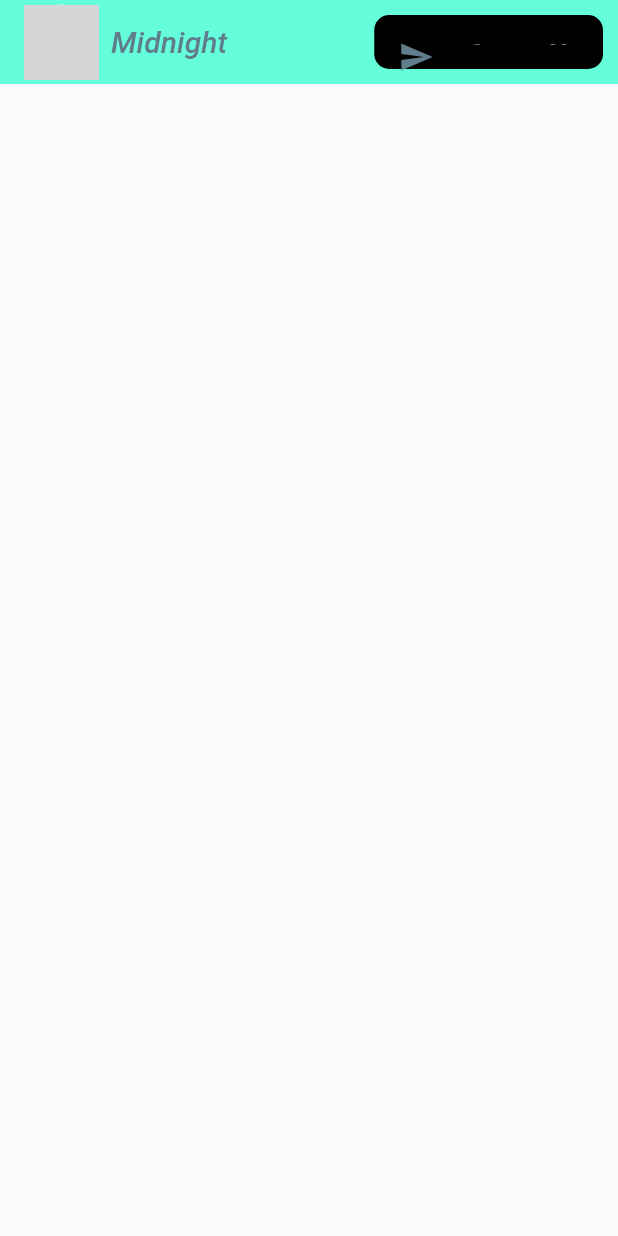
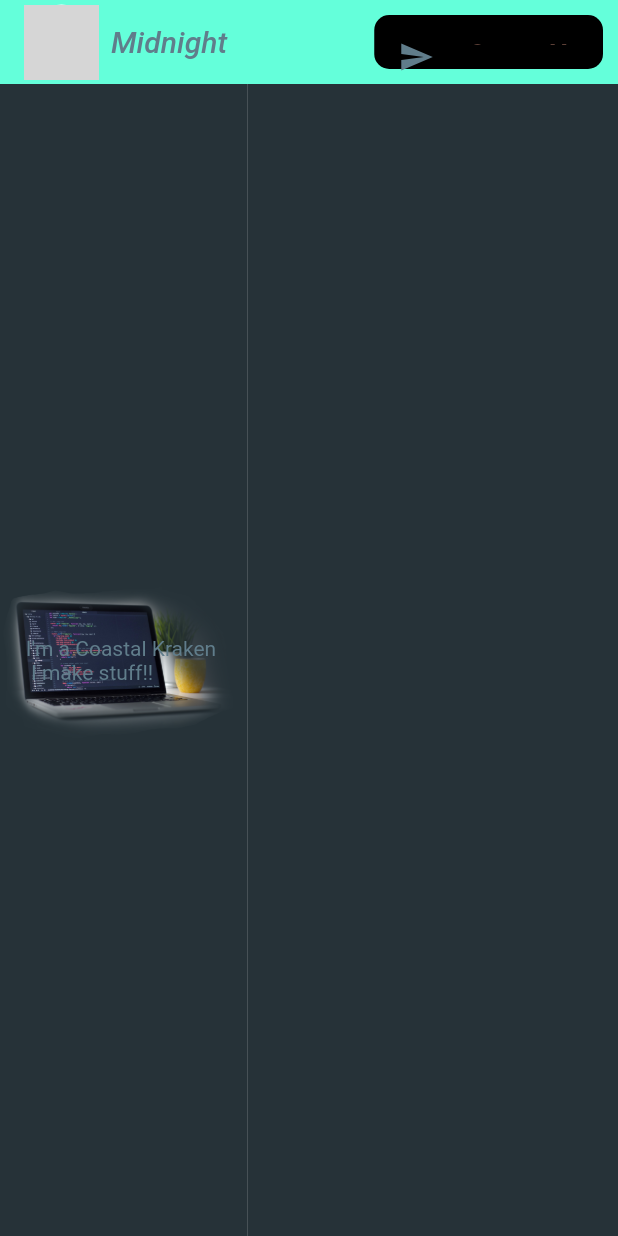
Before and after one commit to Midnight-Sighs/Dart_Portolio_SS_Project, a Flutter app: the screen it shows after launch, on a phone screen of 412 x 824 dp. Run offline on Flutter 3.47's test engine with Material 2 defaults, Android fonts, the phone set to English and light mode, and no system bars; network calls fail; grey boxes are pictures that could not be loaded.

Commit message:
Got image loaded and on the page.  Added some stacks and expands and worked out some colors. Tried to add scaling to image, may need to find an alternate way to do so as it didn't work.

```diff
--- a/lib/screens/main_screen.dart
+++ b/lib/screens/main_screen.dart
@@ -41,6 +41,38 @@ class Portfolio extends StatelessWidget {
               })
         ],
       ),
+      body: Stack(children: [
+        Row(
+          children: [
+            Expanded(
+              flex: 2,
+              child: Container(
+                  color: Colors.blueGrey.shade900,
+                  child: Column(children: [
+                    Expanded(
+                        child: Stack(
+                      alignment: Alignment.center,
+                      children: [
+                        Image.asset(
+                          'assets/images/LaptopCode.png',
+                          scale: 2.0,
+                        ),
+                        const Text('I\'m a Coastal Kraken \n I make stuff!!',
+                            style: TextStyle(color: Colors.blueGrey))
+                      ],
+                    ))
+                  ])),
+            ),
+            Expanded(
+                flex: 3,
+                child: Container(
+                    color: Colors.blueGrey.shade900,
+                    child: Column(
+                      children: [],
+                    )))
+          ],
+        )
+      ]),
     );
   }
 }
--- a/lib/widgets/contact_button.dart
+++ b/lib/widgets/contact_button.dart
@@ -17,7 +17,7 @@ class ContactButton extends StatelessWidget {
       padding: const EdgeInsets.all(10.0),
       child: TextButton.icon(
           style: TextButton.styleFrom(
-              textStyle: const TextStyle(color: Colors.blueGrey),
+              textStyle: TextStyle(color: Colors.blueGrey.shade900),
               backgroundColor: Colors.black,
               shape: RoundedRectangleBorder(
                 borderRadius: BorderRadius.circular(10),
@@ -33,8 +33,8 @@ class ContactButton extends StatelessWidget {
             padding: const EdgeInsets.all(8.0),
             child: Text(
               buttonText,
-              style: const TextStyle(
-                  color: Colors.blueGrey, fontWeight: FontWeight.w700),
+              style: TextStyle(
+                  color: Colors.brown.shade700, fontWeight: FontWeight.w700),
             ),
           )),
     );
--- a/pubspec.yaml
+++ b/pubspec.yaml
@@ -58,9 +58,9 @@ flutter:
   uses-material-design: true
 
   # To add assets to your application, add an assets section, like this:
-  # assets:
-  #   - images/a_dot_burr.jpeg
-  #   - images/a_dot_ham.jpeg
+  assets:
+    - assets/images/LaptopCode.png
+    - assets/images/social/
 
   # An image asset can refer to one or more resolution-specific "variants", see
   # https://flutter.dev/assets-and-images/#resolution-aware.
```
Also changed, not shown: assets/images/LaptopCode.png (added), assets/images/social/facebook.png (added), assets/images/social/instagram.png (added), assets/images/social/twitter.png (added).
